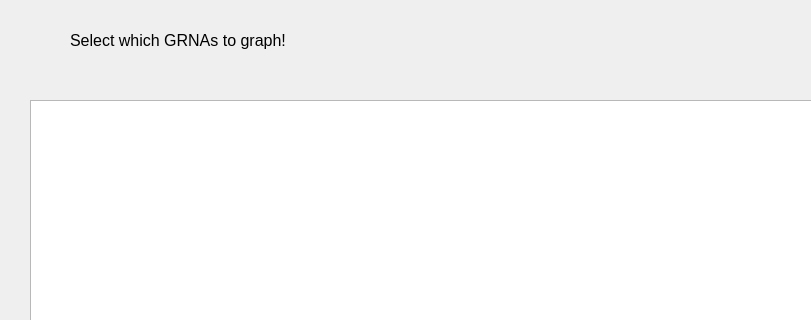
ddooley2/CASPERapp_2.0, file select_grnas.ui: the form before one commit; both pictures show x 0 to 811 and y 0 to 320 of the 928 by 688 pixel window.
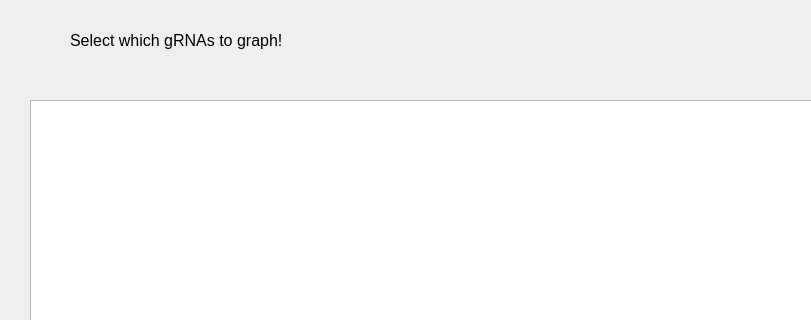
The form after the commit.

Commit message: changed all GRNAS to gRNAs

```diff
--- a/select_grnas.ui
+++ b/select_grnas.ui
@@ -50,7 +50,7 @@
      </rect>
     </property>
     <property name="text">
-     <string>&lt;html&gt;&lt;head/&gt;&lt;body&gt;&lt;p&gt;&lt;span style=&quot; font-size:12pt;&quot;&gt;Select which GRNAs to graph!&lt;/span&gt;&lt;/p&gt;&lt;/body&gt;&lt;/html&gt;</string>
+     <string>&lt;html&gt;&lt;head/&gt;&lt;body&gt;&lt;p&gt;&lt;span style=&quot; font-size:12pt;&quot;&gt;Select which gRNAs to graph!&lt;/span&gt;&lt;/p&gt;&lt;/body&gt;&lt;/html&gt;</string>
     </property>
    </widget>
    <widget class="QTableWidget" name="grna_table">
```
The commit also changes 1 other file.
